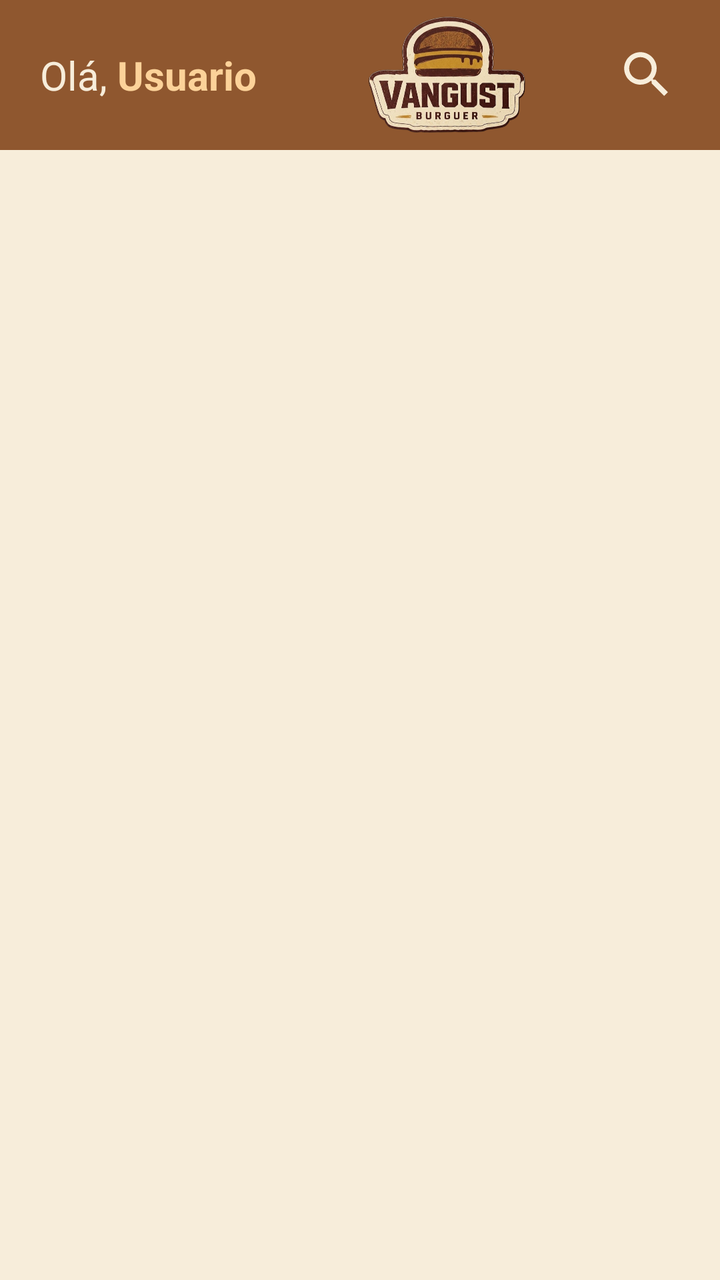
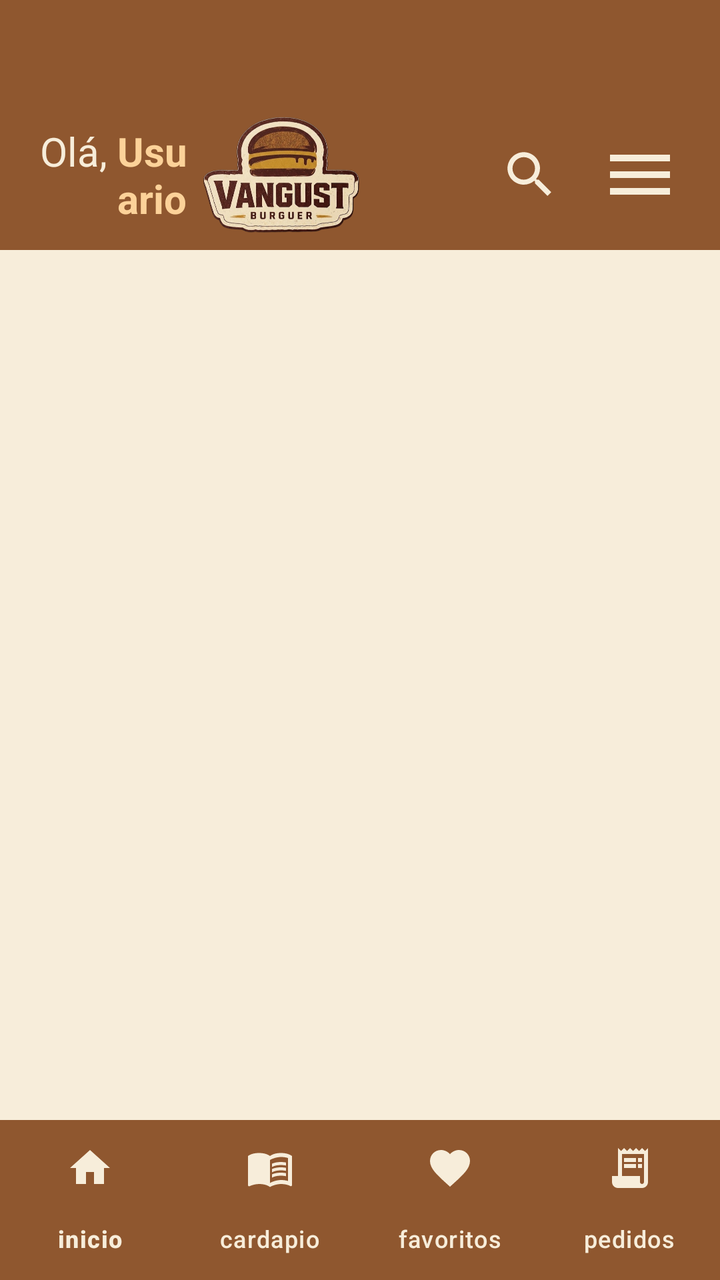

Two renders of the same Android screen: before a commit and after it. Below are the layout's source before the change and the commit's diff.
<!-- AndroidManifest.xml: application theme Theme.VangustApp -->
<!-- res/layout/menu_principal_layout.xml -->
<?xml version="1.0" encoding="utf-8"?>
<LinearLayout xmlns:android="http://schemas.android.com/apk/res/android"
    xmlns:app="http://schemas.android.com/apk/res-auto"
    xmlns:tools="http://schemas.android.com/tools"
    android:id="@+id/main"
    android:layout_width="match_parent"
    android:layout_height="match_parent"
    android:background="#8F572F"
    android:orientation="vertical"
    tools:context=".MenuPrincipalActivity">

    <LinearLayout
        android:layout_width="match_parent"
        android:layout_height="75dp"
        android:orientation="horizontal">

        <LinearLayout
            android:layout_marginStart="20dp"
            android:layout_width="wrap_content"
            android:layout_height="wrap_content"
            android:layout_gravity="center_vertical"
            android:orientation="horizontal">

            <TextView
                android:layout_width="wrap_content"
                android:layout_height="wrap_content"
                android:textSize="20sp"
                android:text="Olá, "
                android:textColor="#F7EDDA" />

            <TextView
                android:layout_width="wrap_content"
                android:layout_height="wrap_content"
                android:textStyle="bold"
                android:textSize="20sp"
                android:text="Usuario"
                android:textColor="#FCD299" />
        </LinearLayout>

        <ImageView
            android:layout_marginStart="35dp"
            android:layout_width="120dp"
            android:layout_height="60dp"
            android:layout_gravity="center"
            android:scaleType="fitCenter"
            android:src="@drawable/logo_vangust_burguer" />

        <ImageView
            android:layout_marginStart="25dp"
            android:layout_width="30dp"
            android:layout_height="30dp"
            android:layout_gravity="center"
            android:src="@drawable/baseline_search_color" />

        <ImageView
            android:layout_marginStart="30dp"
            android:layout_width="40dp"
            android:layout_height="50dp"
            android:layout_gravity="center"
            android:src="@drawable/baseline_menu" />

    </LinearLayout>

    <LinearLayout
        android:layout_width="match_parent"
        android:layout_height="800dp"
        android:background="#F7EDDA">

    </LinearLayout>


</LinearLayout>
<!-- resources referenced by this layout -->
<resources>
  <!-- drawable baseline_menu (drawable) -->
  <vector xmlns:android="http://schemas.android.com/apk/res/android" android:height="24dp" android:tint="#F7EDDA" android:viewportHeight="24" android:viewportWidth="24" android:width="24dp">
        
      <path android:fillColor="@android:color/white" android:pathData="M3,18h18v-2L3,16v2zM3,13h18v-2L3,11v2zM3,6v2h18L21,6L3,6z"/>
      
  </vector>
  <!-- drawable baseline_search_color (drawable) -->
  <vector xmlns:android="http://schemas.android.com/apk/res/android" android:height="24dp" android:tint="#F7EDDA" android:viewportHeight="24" android:viewportWidth="24" android:width="24dp">
        
      <path android:fillColor="@android:color/white" android:pathData="M15.5,14h-0.79l-0.28,-0.27C15.41,12.59 16,11.11 16,9.5 16,5.91 13.09,3 9.5,3S3,5.91 3,9.5 5.91,16 9.5,16c1.61,0 3.09,-0.59 4.23,-1.57l0.27,0.28v0.79l5,4.99L20.49,19l-4.99,-5zM9.5,14C7.01,14 5,11.99 5,9.5S7.01,5 9.5,5 14,7.01 14,9.5 11.99,14 9.5,14z"/>
      
  </vector>
  <!-- drawable logo_vangust_burguer: png bitmap (drawable, 332497 bytes) -->
  <style name="Theme.VangustApp" parent="Base.Theme.VangustApp" />
  <style name="Base.Theme.VangustApp" parent="Theme.Material3.DayNight.NoActionBar">
          
          
      </style>
</resources>

<!-- the commit's change to res/layout/menu_principal_layout.xml (unified diff, before → after) -->
@@ -1,72 +1,95 @@
 <?xml version="1.0" encoding="utf-8"?>
-<LinearLayout xmlns:android="http://schemas.android.com/apk/res/android"
+<androidx.drawerlayout.widget.DrawerLayout xmlns:android="http://schemas.android.com/apk/res/android"
     xmlns:app="http://schemas.android.com/apk/res-auto"
-    xmlns:tools="http://schemas.android.com/tools"
-    android:id="@+id/main"
+    android:id="@+id/drawer_layout"
     android:layout_width="match_parent"
+    android:background="#8F572F"
     android:layout_height="match_parent"
-    android:background="#8F572F"
-    android:orientation="vertical"
-    tools:context=".MenuPrincipalActivity">
+    >
 
     <LinearLayout
         android:layout_width="match_parent"
-        android:layout_height="75dp"
+        android:layout_height="match_parent"
+        android:orientation="vertical">
+        <include
+            android:id="@+id/header_principal"
+            layout="@layout/header_principal" />
+
+        <FrameLayout
+            android:id="@+id/fragment_container"
+            android:layout_width="match_parent"
+            android:layout_height="0dp"
+            android:layout_weight="1"
+            android:background="#F7EDDA" />
+
+        <com.google.android.material.bottomnavigation.BottomNavigationView
+            android:id="@+id/bottomNavegation"
+            android:layout_width="match_parent"
+            android:layout_height="wrap_content"
+            android:background="#8F572F"
+            app:itemActiveIndicatorStyle="@null"
+            app:itemIconTint="#F7EDDA"
+            app:itemTextColor="#F7EDDA"
+            app:labelVisibilityMode="labeled"
+            app:menu="@menu/menu_inferior" />
+    </LinearLayout>
+
+    <com.google.android.material.navigation.NavigationView
+        android:id="@+id/nav_view"
+        android:layout_width="wrap_content"
+        android:layout_height="match_parent"
+        android:layout_gravity="start"
+        app:menu="@menu/menu_lateral"/>
+
+</androidx.drawerlayout.widget.DrawerLayout>
+<!-- res/layout/header_principal.xml (included above) -->
+<?xml version="1.0" encoding="utf-8"?>
+<LinearLayout xmlns:android="http://schemas.android.com/apk/res/android"
+    android:layout_width="match_parent"
+    android:layout_height="75dp"
+    android:orientation="horizontal"
+    android:gravity="center_vertical"
+    android:background="#8F572F"
+    android:layout_marginTop="50dp">
+
+    <LinearLayout
+        android:layout_width="0dp"
+        android:layout_height="wrap_content"
+        android:layout_weight="1"
+        android:layout_marginStart="20dp"
         android:orientation="horizontal">
-
-        <LinearLayout
-            android:layout_marginStart="20dp"
+        <TextView
             android:layout_width="wrap_content"
             android:layout_height="wrap_content"
-            android:layout_gravity="center_vertical"
-            android:orientation="horizontal">
-
-            <TextView
-                android:layout_width="wrap_content"
-                android:layout_height="wrap_content"
-                android:textSize="20sp"
-                android:text="Olá, "
-                android:textColor="#F7EDDA" />
-
-            <TextView
-                android:layout_width="wrap_content"
-                android:layout_height="wrap_content"
-                android:textStyle="bold"
-                android:textSize="20sp"
-                android:text="Usuario"
-                android:textColor="#FCD299" />
-        </LinearLayout>
-
-        <ImageView
-            android:layout_marginStart="35dp"
-            android:layout_width="120dp"
-            android:layout_height="60dp"
-            android:layout_gravity="center"
-            android:scaleType="fitCenter"
-            android:src="@drawable/logo_vangust_burguer" />
-
-        <ImageView
-            android:layout_marginStart="25dp"
-            android:layout_width="30dp"
-            android:layout_height="30dp"
-            android:layout_gravity="center"
-            android:src="@drawable/baseline_search_color" />
-
-        <ImageView
-            android:layout_marginStart="30dp"
-            android:layout_width="40dp"
-            android:layout_height="50dp"
-            android:layout_gravity="center"
-            android:src="@drawable/baseline_menu" />
-
+            android:text="Olá, "
+            android:textColor="#F7EDDA"
+            android:textSize="20sp" />
+        <TextView
+            android:layout_width="wrap_content"
+            android:layout_height="wrap_content"
+            android:text="Usuario"
+            android:textColor="#FCD299"
+            android:textSize="20sp"
+            android:textStyle="bold" />
     </LinearLayout>
 
-    <LinearLayout
-        android:layout_width="match_parent"
-        android:layout_height="800dp"
-        android:background="#F7EDDA">
+    <ImageView
+        android:layout_width="wrap_content"
+        android:layout_height="60dp"
+        android:layout_marginEnd="70dp"
+        android:adjustViewBounds="true"
+        android:src="@drawable/logo_vangust_burguer" />
 
-    </LinearLayout>
+    <ImageView
+        android:layout_width="30dp"
+        android:layout_height="30dp"
+        android:layout_marginEnd="20dp"
+        android:src="@drawable/baseline_search_color" />
 
-
+    <ImageView
+        android:layout_width="40dp"
+        android:layout_height="50dp"
+        android:layout_marginEnd="20dp"
+        android:id="@+id/btnMenu"
+        android:src="@drawable/baseline_menu" />
 </LinearLayout>
